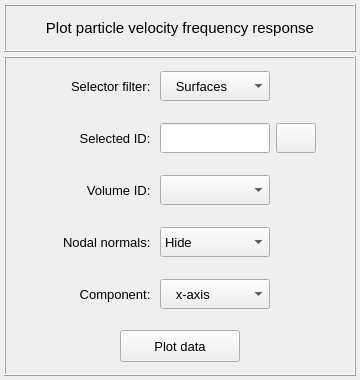
The window that vibra/interface/data/ui_files/plots/acoustic/particle_velocity_inputs.ui (MOPT-UFSC/VIBRA) describes before a commit, drawn with Qt 5.
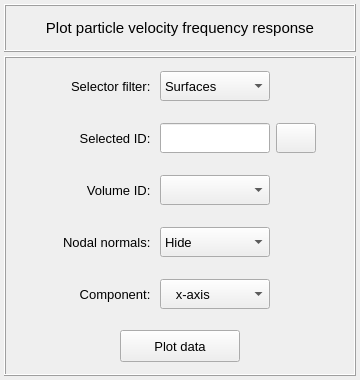
The same window after the commit. Icons and pictures are not drawn.

Commit message: Fix a bug in the particle velocity-related ui classes

```diff
--- a/vibra/interface/data/ui_files/plots/acoustic/particle_velocity_inputs.ui
+++ b/vibra/interface/data/ui_files/plots/acoustic/particle_velocity_inputs.ui
@@ -234,7 +234,7 @@
            </property>
            <item>
             <property name="text">
-             <string>   Surfaces</string>
+             <string>Surfaces</string>
             </property>
            </item>
            <item>
```
Left out of the diff: 2 changed lines with no effect on the pictures. The commit also changes 7 other files.
